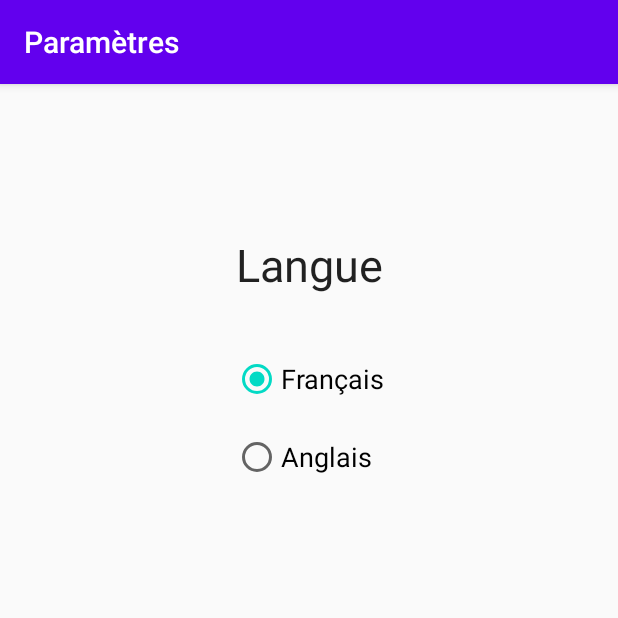
After one commit to TangUrb1/RockTest, an Android app: the SettingsActivity screen opened directly, with no data from a screen before it, on a phone screen of 412 x 824 dp, the top half of it. The commit adds this screen. Run offline under Robolectric (Android 15) with nearby library versions, the phone set to English and light mode, and no system bars.

Commit message:
Menu paramètres
Finition de l'UI du menu paramètres et gestion des langues presque possible

```diff
--- a/AppAndroid/app/src/main/AndroidManifest.xml
+++ b/AppAndroid/app/src/main/AndroidManifest.xml
@@ -9,6 +9,8 @@
         android:roundIcon="@mipmap/ic_launcher_round"
         android:supportsRtl="true"
         android:theme="@style/AppTheme">
+        <activity android:name=".SettingsActivity"></activity>
+        <activity android:name=".PlayActivity" />
         <activity android:name=".MainActivity">
             <intent-filter>
                 <action android:name="android.intent.action.MAIN" />
--- /dev/null
+++ b/AppAndroid/app/src/main/java/com/tangux/rocktest/SettingsActivity.java
@@ -0,0 +1,16 @@
+package com.tangux.rocktest;
+
+import androidx.appcompat.app.AppCompatActivity;
+
+import android.os.Bundle;
+
+public class SettingsActivity extends AppCompatActivity {
+
+    @Override
+    protected void onCreate(Bundle savedInstanceState) {
+        super.onCreate(savedInstanceState);
+        setContentView(R.layout.activity_settings);
+
+        getSupportActionBar().setTitle(R.string.settings);
+    }
+}
--- /dev/null
+++ b/AppAndroid/app/src/main/res/layout/activity_settings.xml
@@ -0,0 +1,61 @@
+<?xml version="1.0" encoding="utf-8"?>
+<androidx.constraintlayout.widget.ConstraintLayout xmlns:android="http://schemas.android.com/apk/res/android"
+    xmlns:app="http://schemas.android.com/apk/res-auto"
+    xmlns:tools="http://schemas.android.com/tools"
+    android:layout_width="match_parent"
+    android:layout_height="match_parent"
+    tools:context=".SettingsActivity">
+
+    <TextView
+        android:id="@+id/textView"
+        android:layout_width="wrap_content"
+        android:layout_height="wrap_content"
+        android:layout_marginTop="100dp"
+        android:text="@string/language"
+        android:textAppearance="@style/TextAppearance.AppCompat.Body1"
+        android:textSize="30sp"
+        android:gravity="center"
+        app:layout_constraintEnd_toEndOf="parent"
+        app:layout_constraintStart_toStartOf="parent"
+        app:layout_constraintTop_toTopOf="parent" />
+
+    <RadioGroup
+        android:id="@+id/radioGroup"
+        android:layout_width="wrap_content"
+        android:layout_height="wrap_content"
+        android:layout_marginTop="40dp"
+        android:checkedButton="@id/frLanguage"
+        app:layout_constraintEnd_toEndOf="parent"
+        app:layout_constraintStart_toStartOf="parent"
+        app:layout_constraintTop_toBottomOf="@+id/textView">
+
+        <RadioButton
+            android:id="@+id/frLanguage"
+            android:layout_width="wrap_content"
+            android:layout_height="wrap_content"
+            android:layout_marginBottom="10dp"
+            android:text="@string/french"
+            android:textSize="18sp" />
+
+        <RadioButton
+            android:id="@+id/enLanguage"
+            android:layout_width="wrap_content"
+            android:layout_height="wrap_content"
+            android:layout_marginTop="10dp"
+            android:text="@string/english"
+            android:textSize="18sp" />
+    </RadioGroup>
+
+    <TextView
+        android:id="@+id/appVersion"
+        android:layout_width="wrap_content"
+        android:layout_height="wrap_content"
+        android:layout_marginBottom="100dp"
+        android:text=""
+        android:gravity="center"
+        app:layout_constraintBottom_toBottomOf="parent"
+        app:layout_constraintEnd_toEndOf="parent"
+        app:layout_constraintStart_toStartOf="parent"
+        tools:text="Version de l'application" />
+
+</androidx.constraintlayout.widget.ConstraintLayout>
--- a/AppAndroid/app/src/main/res/values/strings.xml
+++ b/AppAndroid/app/src/main/res/values/strings.xml
@@ -1,6 +1,9 @@
 <resources>
-    <string name="app_name">BlindTest</string>
+    <string name="app_name" translatable="false">BlindTest</string>
     <string name="play">Jouer</string>
     <string name="settings">Paramètres</string>
-    <string name="description">By TanguX from 720d</string>
+    <string name="description">Par TanguX de 720d</string>
+    <string name="language">Langue</string>
+    <string name="french">Français</string>
+    <string name="english">Anglais</string>
 </resources>
```
Also changed, not shown: AppAndroid/app/src/main/java/com/tangux/rocktest/MainActivity.java (+19 -1 lines), AppAndroid/app/src/main/java/com/tangux/rocktest/PlayActivity.java (added, +14 -0 lines), AppAndroid/app/src/main/res/layout/activity_play.xml (added, +9 -0 lines), 1 other file.
